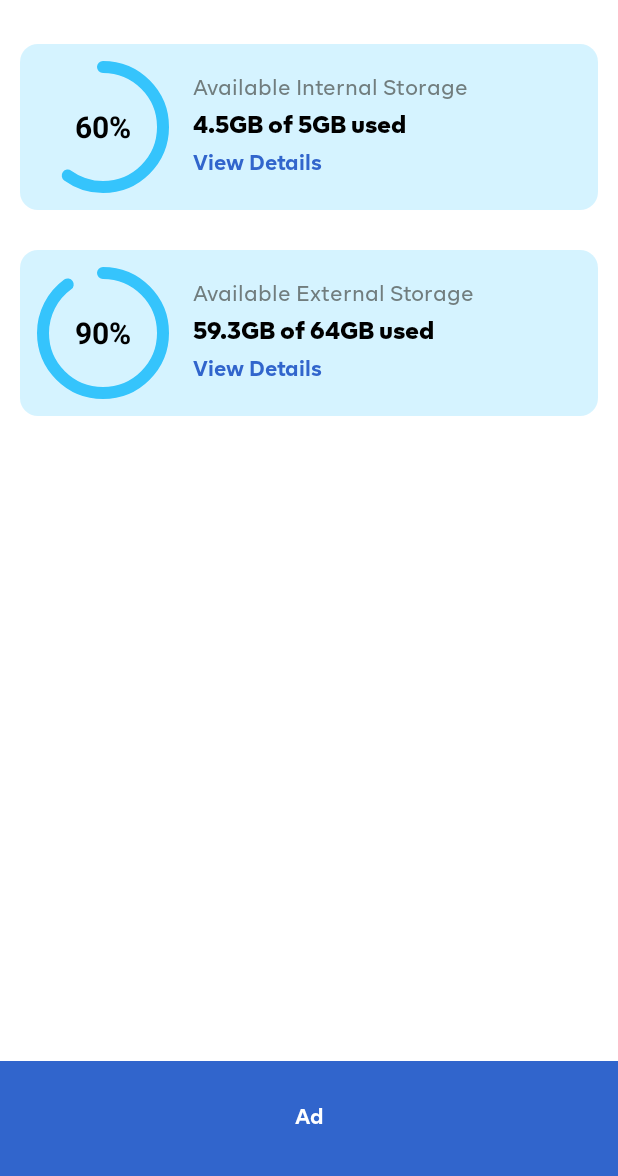
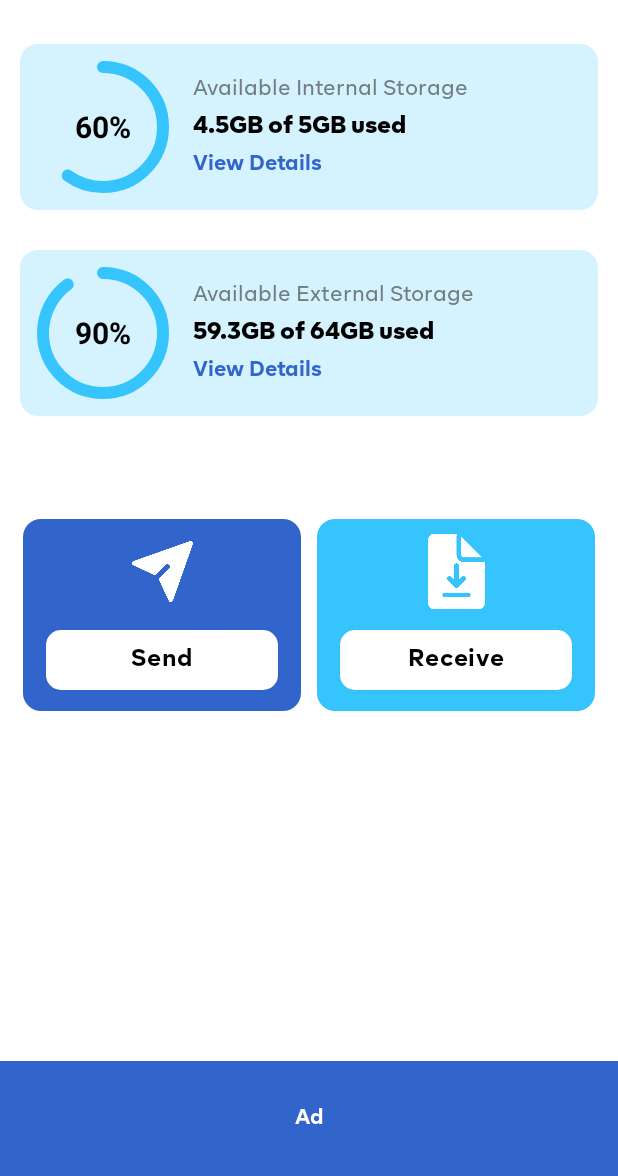
Before and after one commit to bypriyan/QuickShareApp, an Android app built with Jetpack Compose: the composable homeScreen shown on its own in the app's theme, on a phone screen of 412 x 824 dp, the part 60-1236 px from its top. Run offline under Robolectric (Android 15) with nearby library versions, the phone set to English and light mode, and no system bars; our stand-ins replace Dagger/Hilt's generated code.

Commit message:
home screen done

```diff
--- a/app/build.gradle.kts
+++ b/app/build.gradle.kts
@@ -110,6 +110,8 @@ dependencies {
     //navigation
     val nav_version = "2.8.2"
     implementation("androidx.navigation:navigation-compose:$nav_version")
+    //
+    implementation("androidx.hilt:hilt-navigation-fragment:1.2.0")
 
 }
 
--- a/app/src/main/java/com/multishare/MainActivity.kt
+++ b/app/src/main/java/com/multishare/MainActivity.kt
@@ -32,8 +32,10 @@ import com.airbnb.lottie.compose.animateLottieCompositionAsState
 import com.airbnb.lottie.compose.rememberLottieComposition
 import com.multishare.ui.home.homeScreen
 import com.multishare.ui.theme.TVMultishareTheme
+import dagger.hilt.android.AndroidEntryPoint
 import kotlinx.coroutines.delay
 
+@AndroidEntryPoint
 class MainActivity : ComponentActivity() {
     override fun onCreate(savedInstanceState: Bundle?) {
         super.onCreate(savedInstanceState)
@@ -48,10 +50,8 @@ class MainActivity : ComponentActivity() {
 fun SplashScreenContent() {
     var showMainScreen by remember { mutableStateOf(false) }
     val context = LocalContext.current
-    // Launch effect to wait for the splash screen
     LaunchedEffect(key1 = true) {
-        // Simulate a loading process
-        delay(3000L) // 3-second delay for the splash screen
+        delay(3000L)
         showMainScreen = true
     }
 
--- a/app/src/main/java/com/multishare/ui/home/HomeScreen.kt
+++ b/app/src/main/java/com/multishare/ui/home/HomeScreen.kt
@@ -15,18 +15,21 @@ import androidx.compose.foundation.layout.size
 import androidx.compose.foundation.layout.width
 import androidx.compose.foundation.layout.wrapContentHeight
 import androidx.compose.foundation.rememberScrollState
+import androidx.compose.foundation.shape.RoundedCornerShape
 import androidx.compose.foundation.verticalScroll
 import androidx.compose.material.Button
-import androidx.compose.material.ButtonColors
 import androidx.compose.material.ButtonDefaults
-import androidx.compose.material.Colors
 import androidx.compose.material.Scaffold
+import androidx.compose.material.Shapes
 import androidx.compose.material3.CardDefaults
 import androidx.compose.material3.Text
 import androidx.compose.runtime.Composable
 import androidx.compose.ui.Alignment
 import androidx.compose.ui.Modifier
 import androidx.compose.ui.graphics.Color
+import androidx.compose.ui.graphics.ColorFilter
+import androidx.compose.ui.graphics.Shape
+import androidx.compose.ui.graphics.painter.Painter
 import androidx.compose.ui.res.colorResource
 import androidx.compose.ui.res.painterResource
 import androidx.compose.ui.text.font.Font
@@ -35,13 +38,17 @@ import androidx.compose.ui.text.style.TextOverflow
 import androidx.compose.ui.tooling.preview.Preview
 import androidx.compose.ui.unit.dp
 import androidx.compose.ui.unit.sp
+import androidx.lifecycle.ViewModelProvider
 import com.multishare.R
 import com.multishare.composable.circularProgressIndicator
 import com.multishare.composable.topAppBar
 
+
 @Composable
-fun homeScreen() {
+fun homeScreen(viewModel: StorageViewModel ) {
     val scrollState = rememberScrollState()
+
+
 
     Scaffold(
         modifier = Modifier
@@ -126,14 +133,35 @@ fun homeScreen() {
 
                 // send recive
 
-                Row (modifier = Modifier.fillMaxWidth().wrapContentHeight()
+                Row (modifier = Modifier
+                    .fillMaxWidth()
+                    .wrapContentHeight()
                     .padding(10.dp)){
+
+                    fileButton(painterResource(R.drawable.send),
+                        "Send",
+                        colorResource(R.color.appColor),
+                        modifier = Modifier
+                            .fillMaxWidth()
+                            .weight(1f)
+                            .wrapContentHeight()
+                            .padding(5.dp))
+
+                    fileButton(painterResource(R.drawable.recive_file),
+                        "Receive",
+                        colorResource(R.color.progressLite),
+                        modifier = Modifier
+                            .fillMaxWidth()
+                            .weight(1f)
+                            .wrapContentHeight()
+                            .padding(5.dp))
 
                 }
 
             }
 
-            Box(modifier = Modifier.fillMaxWidth()
+            Box(modifier = Modifier
+                .fillMaxWidth()
                 .background(color = colorResource(R.color.appColor))
                 .weight(0.1f),
                 contentAlignment = Alignment.Center
@@ -203,28 +231,41 @@ fun storageContent(title:String, storage:String){
 }
 
 @Composable
-fun fileButton(){
+fun fileButton(icon : Painter, buttonName:String, color: Color, modifier: Modifier){
     androidx.compose.material3.Card(
         colors = CardDefaults.cardColors(
-            containerColor = colorResource(R.color.appColor)
+            containerColor = color
         ),
-        modifier = Modifier
-            .padding(8.dp)
-            .fillMaxWidth()
-            .wrapContentHeight()
-            .padding(5.dp)
+        modifier = modifier
     ){
-        Column {
-            Image(painter = painterResource(R.drawable.send),
-                modifier = Modifier.size(50.dp),
-                contentDescription = "send img")
+        Column(
+            Modifier
+                .fillMaxWidth(),
+             horizontalAlignment = Alignment.CenterHorizontally ,// Aligns content horizontally to the center,
+            verticalArrangement = Arrangement.Center ){
+
+            Image(painter = icon,
+                modifier = Modifier.padding(10.dp)
+                    .size(50.dp),
+                contentDescription = "send img",
+                colorFilter = ColorFilter.tint(color = Color.White)
+            )
 
             Button(onClick = { },
-                colors =   ButtonDefaults.textButtonColors(),
+                colors = ButtonDefaults.buttonColors(
+                    backgroundColor = colorResource(R.color.white), // Change this to your desired background color
+                    contentColor = colorResource(R.color.black) // Change this to your desired text color
+                ),
+                modifier = Modifier.fillMaxWidth().padding(15.dp,0.dp,15.dp,10.dp),
+                shape = RoundedCornerShape(10.dp)
 
             ) {
-                Text("Filled",
-                    color = colorResource(R.color.black)
+                Text(buttonName,
+                    color = colorResource(R.color.black),
+                    fontFamily = FontFamily(
+                        Font(R.font.bold),
+                    )
+
                 )
             }
         }
--- /dev/null
+++ b/app/src/main/java/com/multishare/ui/home/StorageViewModel.kt
@@ -0,0 +1,32 @@
+package com.multishare.ui.home
+
+import androidx.lifecycle.LiveData
+import androidx.lifecycle.MutableLiveData
+import androidx.lifecycle.ViewModel
+import androidx.lifecycle.viewModelScope
+import dagger.hilt.android.lifecycle.HiltViewModel
+import kotlinx.coroutines.Dispatchers
+import kotlinx.coroutines.launch
+import javax.inject.Inject
+
+@HiltViewModel
+class StorageViewModel @Inject constructor(
+    private val storageRepository: StorageRepository
+) : ViewModel() {
+
+    private val _internalStorageInfo = MutableLiveData<StorageInfo>()
+    val internalStorageInfo: LiveData<StorageInfo> = _internalStorageInfo
+
+    private val _externalStorageInfo = MutableLiveData<StorageInfo>()
+    val externalStorageInfo: LiveData<StorageInfo> = _externalStorageInfo
+
+    fun loadStorageInfo() {
+        viewModelScope.launch(Dispatchers.IO) {
+            val internalStorage = storageRepository.getInternalStorageInfo()
+            val externalStorage = storageRepository.getExternalStorageInfo()
+
+            _internalStorageInfo.postValue(internalStorage)
+            _externalStorageInfo.postValue(externalStorage)
+        }
+    }
+}
```
Also changed, not shown: app/src/main/java/com/multishare/ui/home/StorageRepository.kt (added, +40 -0 lines).
